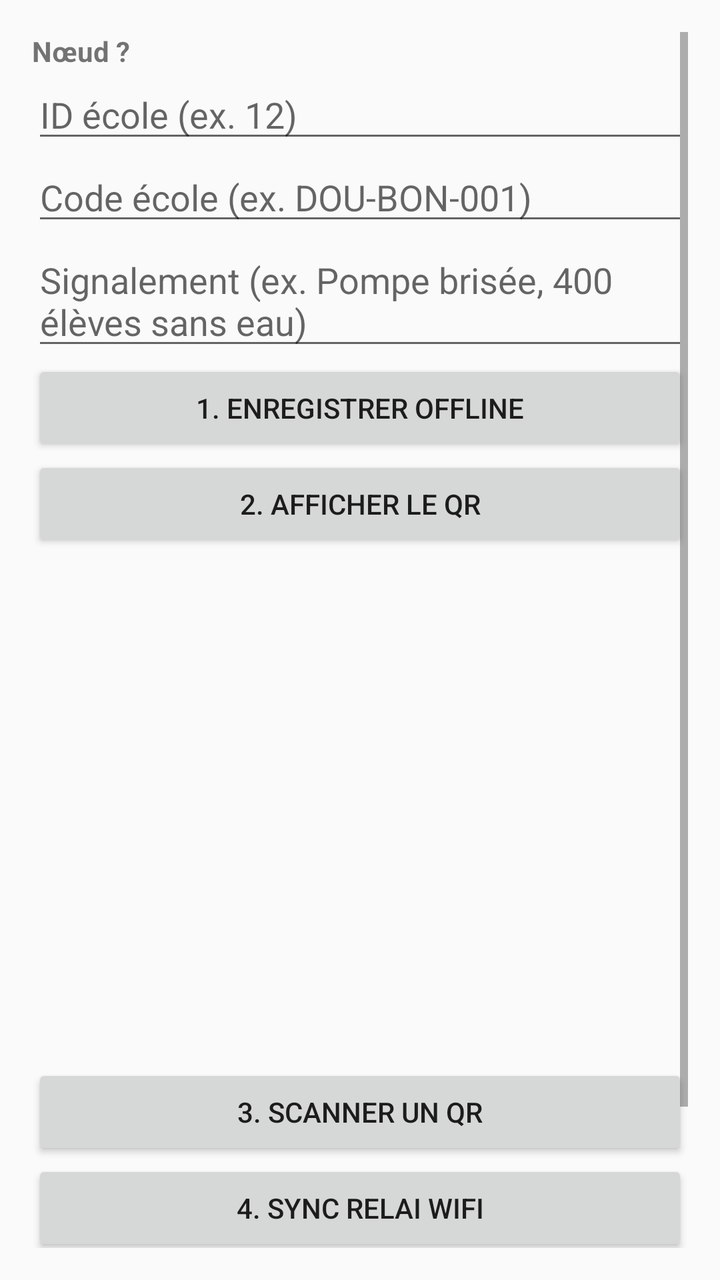
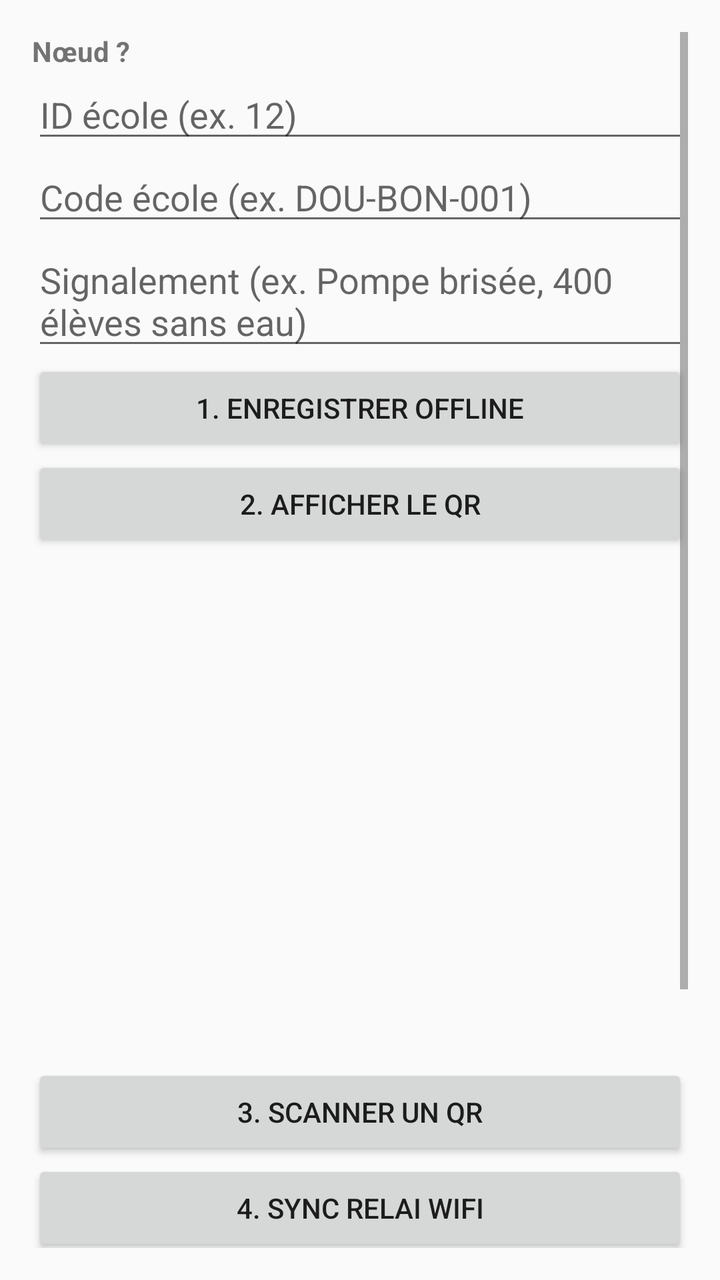

Before-and-after screenshots of an Android layout around one commit, followed by the original layout XML and the change that was made.
<!-- AndroidManifest.xml: application theme Theme.AppCompat.DayNight.DarkActionBar -->
<!-- res/layout/activity_main.xml -->
<?xml version="1.0" encoding="utf-8"?>
<ScrollView xmlns:android="http://schemas.android.com/apk/res/android"
    android:layout_width="match_parent"
    android:layout_height="match_parent"
    android:padding="16dp">

    <LinearLayout
        android:layout_width="match_parent"
        android:layout_height="wrap_content"
        android:orientation="vertical">

        <TextView
            android:id="@+id/tvStatus"
            android:layout_width="match_parent"
            android:layout_height="wrap_content"
            android:text="Nœud ?"
            android:textStyle="bold" />

        <EditText
            android:id="@+id/etSchoolId"
            android:layout_width="match_parent"
            android:layout_height="wrap_content"
            android:hint="ID école (ex. 12)"
            android:inputType="number" />

        <EditText
            android:id="@+id/etSchoolCode"
            android:layout_width="match_parent"
            android:layout_height="wrap_content"
            android:hint="Code école (ex. DOU-BON-001)" />

        <EditText
            android:id="@+id/etMessage"
            android:layout_width="match_parent"
            android:layout_height="wrap_content"
            android:hint="Signalement (ex. Pompe brisée, 400 élèves sans eau)"
            android:minLines="2" />

        <Button
            android:id="@+id/btnSave"
            android:layout_width="match_parent"
            android:layout_height="wrap_content"
            android:text="1. Enregistrer offline" />

        <Button
            android:id="@+id/btnQr"
            android:layout_width="match_parent"
            android:layout_height="wrap_content"
            android:text="2. Afficher le QR" />

        <ImageView
            android:id="@+id/ivQr"
            android:layout_width="256dp"
            android:layout_height="256dp"
            android:layout_gravity="center"
            android:contentDescription="QR du bundle" />

        <Button
            android:id="@+id/btnScan"
            android:layout_width="match_parent"
            android:layout_height="wrap_content"
            android:text="3. Scanner un QR" />

        <Button
            android:id="@+id/btnSync"
            android:layout_width="match_parent"
            android:layout_height="wrap_content"
            android:text="4. Sync relai WiFi" />

        <Button
            android:id="@+id/btnUpload"
            android:layout_width="match_parent"
            android:layout_height="wrap_content"
            android:text="5. Uploader vers Sentinel" />

        <Button
            android:id="@+id/btnRelay"
            android:layout_width="match_parent"
            android:layout_height="wrap_content"
            android:text="Démarrer le relai" />
    </LinearLayout>
</ScrollView>
<!-- resources referenced by this layout -->
<resources>

</resources>

<!-- the commit's change to res/layout/activity_main.xml (unified diff, before → after) -->
@@ -78,5 +78,31 @@
             android:layout_width="match_parent"
             android:layout_height="wrap_content"
             android:text="Démarrer le relai" />
+
+        <Button
+            android:id="@+id/btnSettings"
+            android:layout_width="match_parent"
+            android:layout_height="wrap_content"
+            android:text="Paramètres" />
+
+        <TextView
+            android:id="@+id/tvOutboxTitle"
+            android:layout_width="match_parent"
+            android:layout_height="wrap_content"
+            android:text="File d'envoi"
+            android:textSize="16sp"
+            android:textStyle="bold" />
+
+        <TextView
+            android:id="@+id/tvOutboxCounts"
+            android:layout_width="match_parent"
+            android:layout_height="wrap_content"
+            android:text="En attente : …" />
+
+        <LinearLayout
+            android:id="@+id/llOutbox"
+            android:layout_width="match_parent"
+            android:layout_height="wrap_content"
+            android:orientation="vertical" />
     </LinearLayout>
 </ScrollView>
